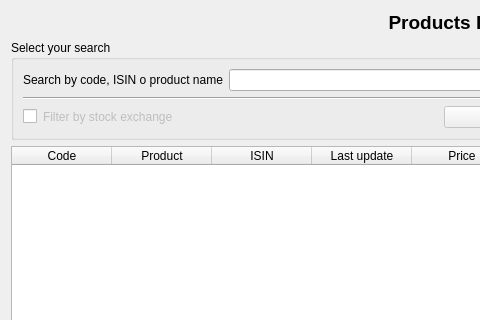
Above: ui/wdgProducts.ui from turulomio/xulpymoney before the change; both pictures show x 0 to 480 and y 0 to 320 of the 892 by 654 pixel window. Below: the same form after it.
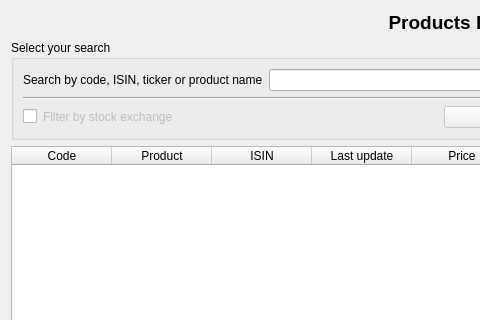
That is the form after the change. Icons and pictures are not drawn. Custom widgets are drawn as their Qt base class.

Commit message: Added DB update system and products search by ticker

```diff
--- a/ui/wdgProducts.ui
+++ b/ui/wdgProducts.ui
@@ -51,7 +51,7 @@
               <item>
                <widget class="QLabel" name="label">
                 <property name="text">
-                 <string>Search by code, ISIN o product name</string>
+                 <string>Search by code, ISIN, ticker or product name</string>
                 </property>
                </widget>
               </item>
```
The commit also changes 14 other files.
